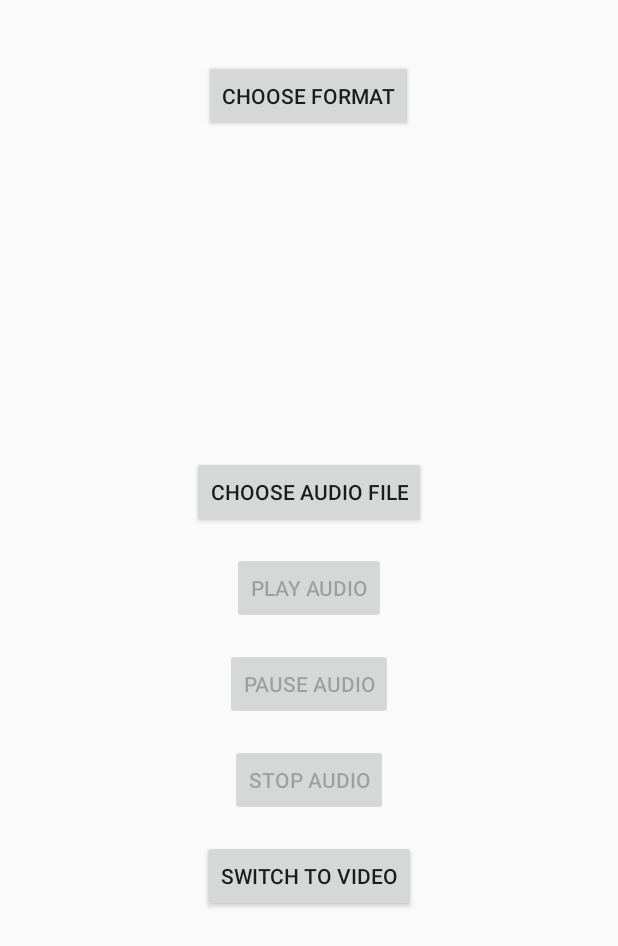
After one commit to sana23ok/MediaApp, an Android app built with Jetpack Compose: the fragment AudioFragment placed in its activity, on a phone screen of 412 x 824 dp. The commit adds this screen. Shown: the top 946 px of the screen. Run offline under Robolectric (Android 15) with nearby library versions, the phone set to English and light mode, and no system bars.

Commit message:
fragments

```diff
--- /dev/null
+++ b/app/src/main/java/com/example/mediaapp/AudioFragment.kt
@@ -0,0 +1,92 @@
+package com.example.mediaapp
+
+import android.media.MediaPlayer
+import android.net.Uri
+import android.os.Bundle
+import android.view.LayoutInflater
+import android.view.View
+import android.view.ViewGroup
+import android.widget.Button
+import android.widget.ImageView
+import androidx.activity.result.contract.ActivityResultContracts
+import androidx.fragment.app.Fragment
+
+class AudioFragment : Fragment() {
+
+    private lateinit var btnChooseAudio: Button
+    private lateinit var mediaPlayer: MediaPlayer
+    private lateinit var btnPlayAudio: Button
+    private lateinit var btnPauseAudio: Button
+    private lateinit var btnStopAudio: Button
+    private lateinit var audioIcon: ImageView
+    private lateinit var btnSwitchToVideo: Button  // Кнопка для перемикання на відео формат
+
+    private var lastAudioUri: Uri? = null
+
+    // Initialize the ActivityResultContract before the view is created
+    private val pickAudioLauncher = registerForActivityResult(ActivityResultContracts.GetContent()) { uri: Uri? ->
+        uri?.let {
+            setupMediaPlayer(it)
+            enableAudioControls(true)
+            audioIcon.visibility = View.VISIBLE
+        }
+    }
+
+    override fun onCreateView(
+        inflater: LayoutInflater, container: ViewGroup?,
+        savedInstanceState: Bundle?
+    ): View? {
+        return inflater.inflate(R.layout.fragment_audio, container, false)
+    }
+
+    override fun onViewCreated(view: View, savedInstanceState: Bundle?) {
+        super.onViewCreated(view, savedInstanceState)
+
+        btnChooseAudio = view.findViewById(R.id.btnChooseAudio)
+        btnPlayAudio = view.findViewById(R.id.btnPlayAudio)
+        btnPauseAudio = view.findViewById(R.id.btnPauseAudio)
+        btnStopAudio = view.findViewById(R.id.btnStopAudio)
+        audioIcon = view.findViewById(R.id.audioIcon)
+        btnSwitchToVideo = view.findViewById(R.id.btnSwitchToVideo)  // Ініціалізація кнопки
+
+        enableAudioControls(false)
+
+        mediaPlayer = MediaPlayer()
+
+        btnChooseAudio.setOnClickListener {
+            // Launch the activity result contract to choose an audio
+            pickAudioLauncher.launch("audio/*")
+        }
+
+        btnPlayAudio.setOnClickListener { mediaPlayer.start() }
+        btnPauseAudio.setOnClickListener { if (mediaPlayer.isPlaying) mediaPlayer.pause() }
+        btnStopAudio.setOnClickListener {
+            if (mediaPlayer.isPlaying) {
+                mediaPlayer.stop()
+                mediaPlayer.reset()
+                lastAudioUri?.let { setupMediaPlayer(it) }
+                enableAudioControls(true)
+            }
+        }
+
+        // Перехід до відео фрагменту
+        btnSwitchToVideo.setOnClickListener {
+            (activity as MainActivity).showVideoFragment()
+        }
+    }
+
+    private fun setupMediaPlayer(uri: Uri) {
+        lastAudioUri = uri
+        mediaPlayer.reset()
+        mediaPlayer.apply {
+            setDataSource(requireContext(), uri)
+            prepare()
+        }
+    }
+
+    private fun enableAudioControls(enabled: Boolean) {
+        btnPlayAudio.isEnabled = enabled
+        btnPauseAudio.isEnabled = enabled
+        btnStopAudio.isEnabled = enabled
+    }
+}
--- /dev/null
+++ b/app/src/main/res/layout/fragment_audio.xml
@@ -0,0 +1,58 @@
+<LinearLayout xmlns:android="http://schemas.android.com/apk/res/android"
+    android:layout_width="match_parent"
+    android:layout_height="match_parent"
+    android:orientation="vertical"
+    android:padding="16dp"
+    android:gravity="center">
+
+    <!-- Кнопка для вибору аудіо файлу -->
+    <Button
+        android:id="@+id/btnChooseAudio"
+        android:layout_width="wrap_content"
+        android:layout_height="wrap_content"
+        android:text="Choose Audio File" />
+
+    <!-- Іконка для аудіо (відображатиметься після вибору файлу) -->
+    <ImageView
+        android:id="@+id/audioIcon"
+        android:layout_width="100dp"
+        android:layout_height="100dp"
+        android:src="@drawable/ic_audio"
+        android:visibility="gone"
+        android:layout_marginTop="16dp"/>
+
+    <!-- Кнопка для відтворення аудіо -->
+    <Button
+        android:id="@+id/btnPlayAudio"
+        android:layout_width="wrap_content"
+        android:layout_height="wrap_content"
+        android:text="Play Audio"
+        android:enabled="false"
+        android:layout_marginTop="16dp"/>
+
+    <!-- Кнопка для паузи -->
+    <Button
+        android:id="@+id/btnPauseAudio"
+        android:layout_width="wrap_content"
+        android:layout_height="wrap_content"
+        android:text="Pause Audio"
+        android:enabled="false"
+        android:layout_marginTop="16dp"/>
+
+    <!-- Кнопка для зупинки -->
+    <Button
+        android:id="@+id/btnStopAudio"
+        android:layout_width="wrap_content"
+        android:layout_height="wrap_content"
+        android:text="Stop Audio"
+        android:enabled="false"
+        android:layout_marginTop="16dp"/>
+
+    <!-- Кнопка для переходу до відео -->
+    <Button
+        android:id="@+id/btnSwitchToVideo"
+        android:layout_width="wrap_content"
+        android:layout_height="wrap_content"
+        android:text="Switch to Video"
+        android:layout_marginTop="16dp" />
+</LinearLayout>
--- a/app/src/main/res/values/strings.xml
+++ b/app/src/main/res/values/strings.xml
@@ -5,4 +5,9 @@
     <string name="stop_audio">Stop Audio</string>
     <string name="choose_audio">Choose Audio</string>
     <string name="choose_video">Choose Video</string>
+    <string name="audio_icon">Audio Icon</string>
+    <string name="stop">Stop</string>
+    <string name="pause">Pause</string>
+    <string name="play">Play</string>
+    <string name="choose_format">Choose format</string>
 </resources>
```
Also changed, not shown: app/src/main/java/com/example/mediaapp/MainActivity.kt (+167 -104 lines), app/src/main/java/com/example/mediaapp/VideoFragment.kt (added, +92 -0 lines), app/src/main/res/layout/activity_main.xml (+16 -93 lines), app/src/main/res/layout/fragment_video.xml (added, +58 -0 lines).
